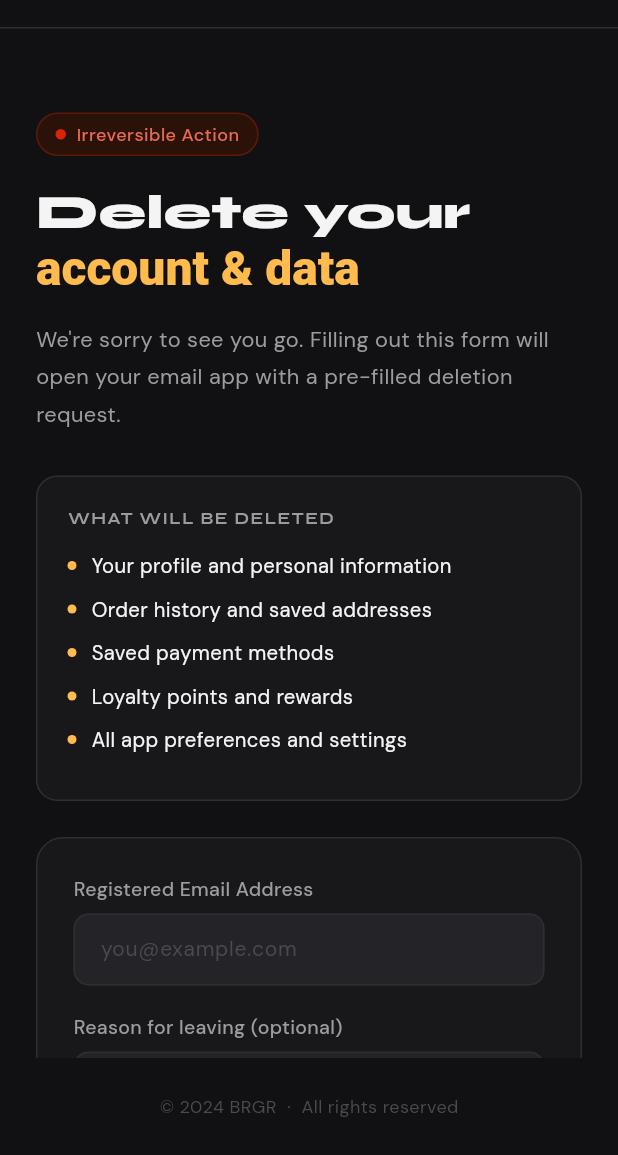
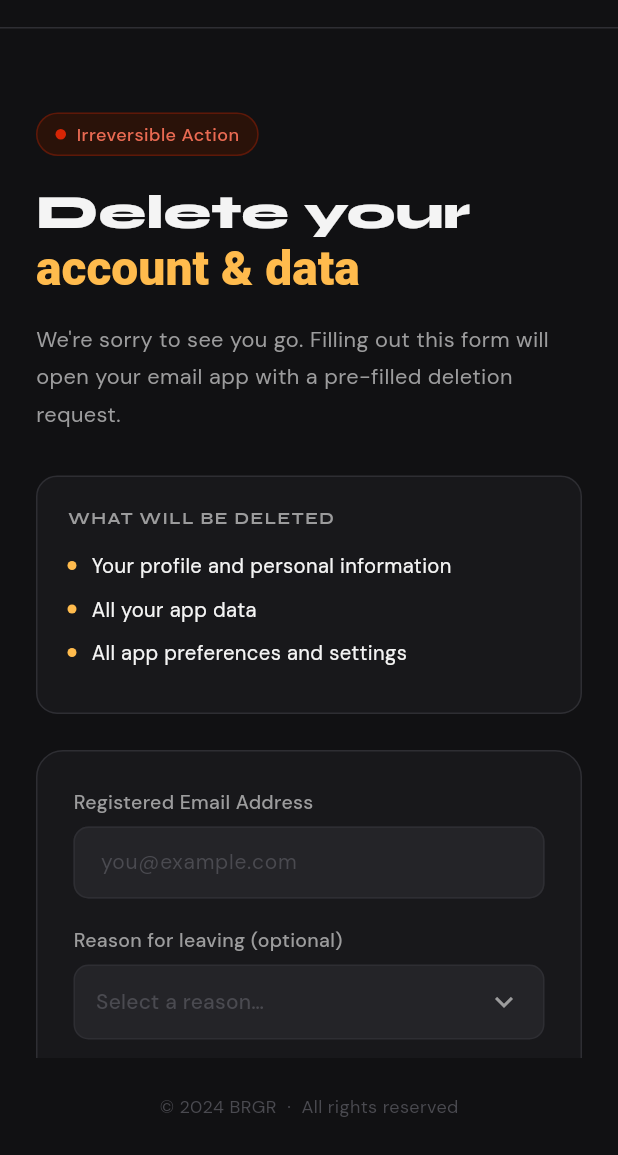
Before and after one commit to AhmedElsersi/brgr-delete-account, a Flutter app: the screen it shows after launch, on a phone screen of 412 x 824 dp, the part 81-1236 px from its top. Run offline on Flutter 3.47's test engine with Material 3 defaults, Android fonts, the phone set to English and light mode, and no system bars; our stand-ins replace google_fonts.

```diff
--- a/lib/main.dart
+++ b/lib/main.dart
@@ -539,9 +539,7 @@ class _InfoBox extends StatelessWidget {
 
   static const _items = [
     'Your profile and personal information',
-    'Order history and saved addresses',
-    'Saved payment methods',
-    'Loyalty points and rewards',
+    'All your app data',
     'All app preferences and settings',
   ];
 
```
Also changed, not shown: 4 other files.
